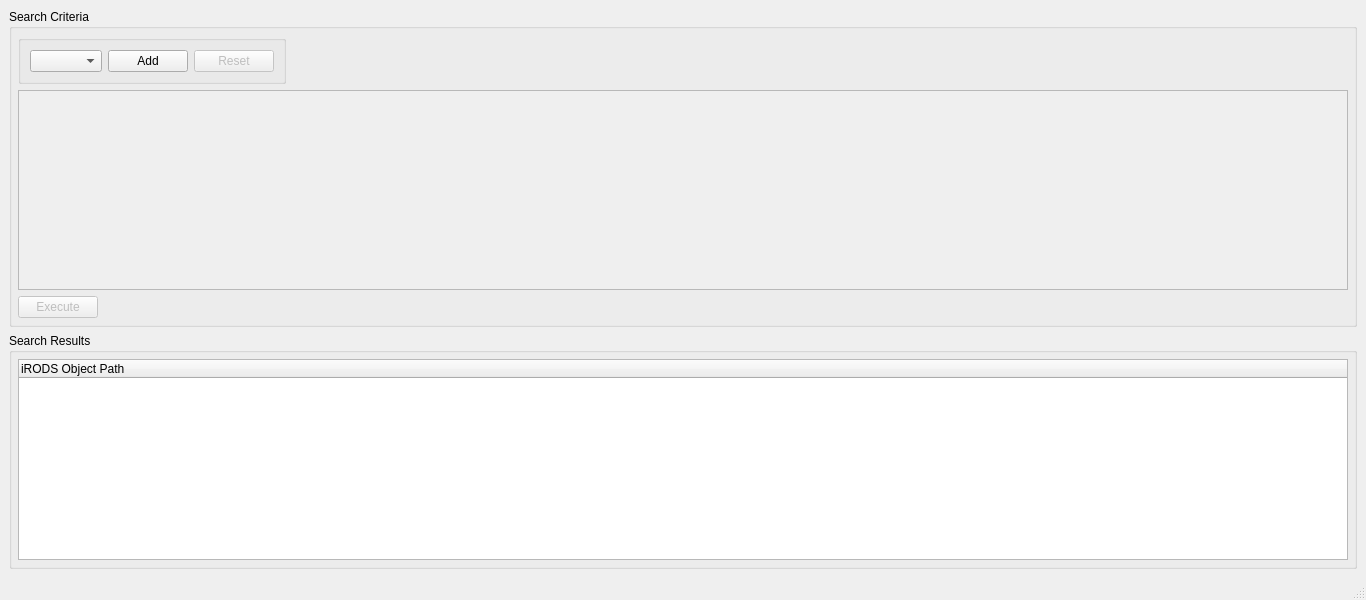
First picture: the form in src/rodsfindwindow.ui, repository ilarik/kanki-irodsclient, before the edit.
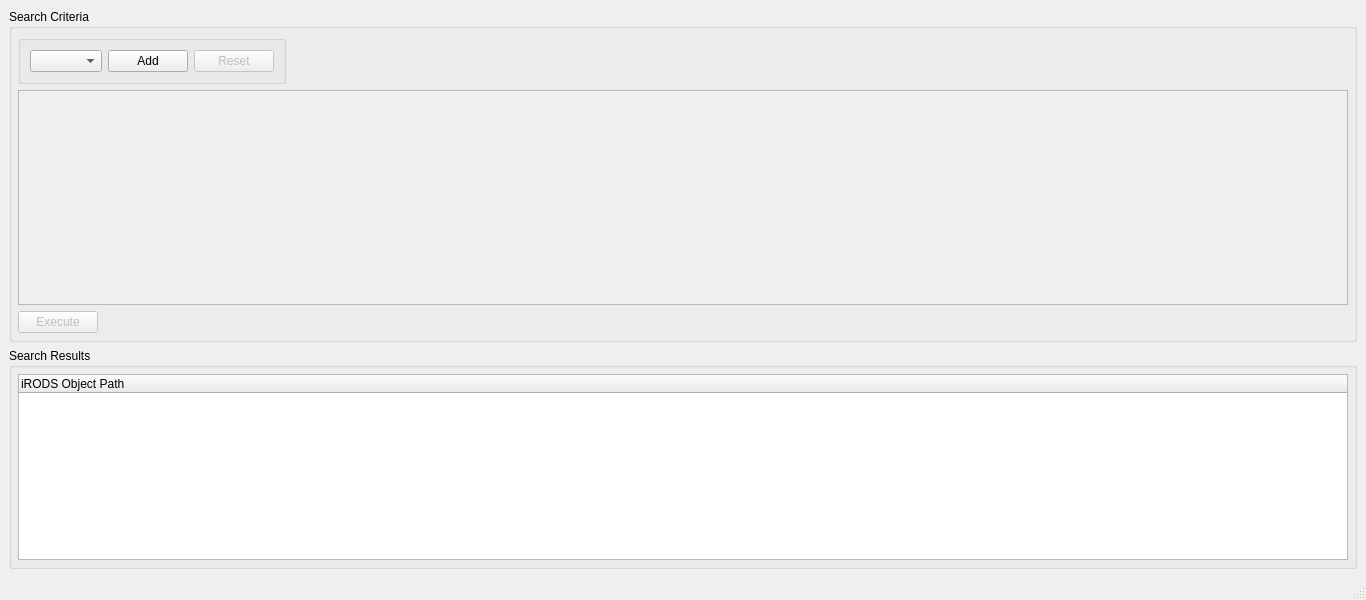
Second picture: the form after the edit.

Commit message: find window ui tuneup

What changed in the file:
```diff
--- a/src/rodsfindwindow.ui
+++ b/src/rodsfindwindow.ui
@@ -85,7 +85,7 @@
          <property name="minimumSize">
           <size>
            <width>0</width>
-           <height>200</height>
+           <height>215</height>
           </size>
          </property>
          <property name="maximumSize">
@@ -115,7 +115,7 @@
             <x>0</x>
             <y>0</y>
             <width>1322</width>
-            <height>198</height>
+            <height>213</height>
            </rect>
           </property>
           <layout class="QVBoxLayout" name="verticalLayout_3">
```
